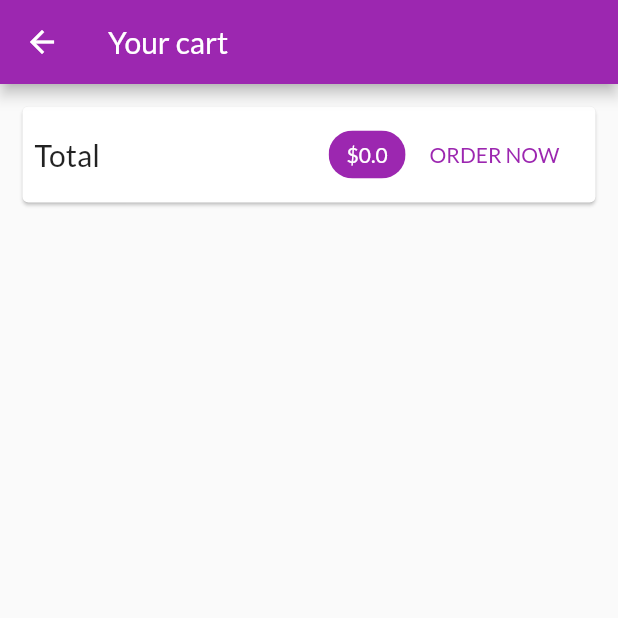
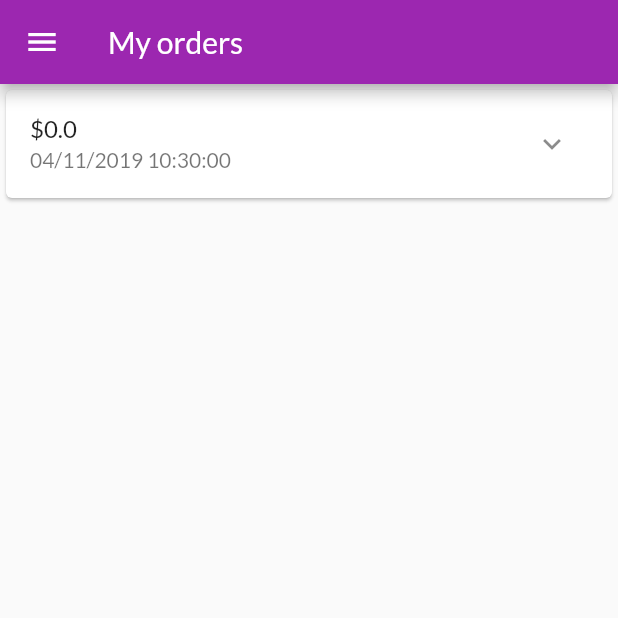
Before and after one commit to pvrsouza/shop_app, a Flutter app: the CartScreen screen opened by its route, after a tap on "ORDER NOW", on a phone screen of 412 x 824 dp, the top half of it. Run offline on Flutter 3.47's test engine with Material 2 defaults, Android fonts, the phone set to English and light mode, and no system bars; network calls fail.

Commit message:
inclusao de tela de pedidos

```diff
--- a/lib/main.dart
+++ b/lib/main.dart
@@ -4,9 +4,11 @@ import 'package:provider/provider.dart';
 import './screens/product_detail_screen.dart';
 import './screens/products_overwiew_screen.dart';
 import './screens/cart_screen.dart';
+import './screens/orders_screen.dart';
 
 import './providers/products.dart';
 import './providers/cart.dart';
+import './providers/orders.dart';
 
 void main() => runApp(MyApp());
 
@@ -25,7 +27,10 @@ class MyApp extends StatelessWidget {
         ),
         ChangeNotifierProvider<Cart>.value(
           value: Cart(),
-        )
+        ),
+        ChangeNotifierProvider<Orders>.value(
+          value: Orders(),
+        ),
       ],
       //Registra o provider
       //value: Products(),
@@ -42,6 +47,7 @@ class MyApp extends StatelessWidget {
           "/": (ctx) => ProductsOverviewScreen(),
           ProductDetailScreen.routeName: (ctx) => ProductDetailScreen(),
           CartScreen.routeName: (ctx) => CartScreen(),
+          OrderScreen.routeName: (ctx) => OrderScreen(),
         },
       ),
     );
--- a/lib/providers/cart.dart
+++ b/lib/providers/cart.dart
@@ -61,4 +61,9 @@ class Cart with ChangeNotifier {
     _items.remove(productId);
     notifyListeners();
   }
+
+  void clear(){
+    _items = {};
+    notifyListeners();
+  }
 }
--- /dev/null
+++ b/lib/providers/orders.dart
@@ -0,0 +1,38 @@
+import 'package:flutter/foundation.dart';
+import './cart.dart';
+
+class OrderItem {
+  final String id;
+  final double amount;
+  final List<CartItem> products;
+  final DateTime dateTime;
+
+  OrderItem({
+    @required this.id,
+    @required this.amount,
+    @required this.dateTime,
+    @required this.products,
+  });
+}
+
+class Orders with ChangeNotifier {
+  List<OrderItem> _items = [];
+
+  List<OrderItem> get orders {
+    return [..._items];
+  }
+
+  void addOrder(List<CartItem> products, double total) {
+    var dateTime = DateTime.now();
+    _items.insert(
+        0,
+        OrderItem(
+          id: dateTime.toString(),
+          amount: total,
+          dateTime: dateTime,
+          products: products,
+        ));
+
+        notifyListeners();
+  }
+}
--- a/lib/screens/cart_screen.dart
+++ b/lib/screens/cart_screen.dart
@@ -4,7 +4,9 @@ import 'package:provider/provider.dart';
 ///Dentro de cart.dart tem uma classe CartItem que conflita com o widgets/cart_item.dart
 ///Usamos o 'show' para informar ao Dart que só precisamos do Cart e não do CartItem
 import '../providers/cart.dart' show Cart;
+import '../providers/orders.dart';
 import '../widgets/cart_item.dart';
+import '../screens/orders_screen.dart';
 
 class CartScreen extends StatelessWidget {
   static String routeName = '/cart';
@@ -12,6 +14,7 @@ class CartScreen extends StatelessWidget {
   @override
   Widget build(BuildContext context) {
     final cartProvider = Provider.of<Cart>(context);
+    final orderProvider = Provider.of<Orders>(context, listen: false);
 
     return Scaffold(
       appBar: AppBar(
@@ -44,7 +47,15 @@ class CartScreen extends StatelessWidget {
                   ),
                   FlatButton(
                     child: Text('ORDER NOW'),
-                    onPressed: () {},
+                    onPressed: () {
+                      orderProvider.addOrder(cartProvider.items.values.toList(),
+                          cartProvider.totalAmount);
+
+                      cartProvider.clear();
+
+                      Navigator.of(context)
+                          .pushReplacementNamed(OrderScreen.routeName);
+                    },
                     textColor: Theme.of(context).primaryColor,
                   ),
                 ],
--- /dev/null
+++ b/lib/screens/orders_screen.dart
@@ -0,0 +1,27 @@
+import 'package:flutter/material.dart';
+import 'package:provider/provider.dart';
+
+import '../providers/orders.dart' show Orders;
+import '../widgets/order_item.dart';
+import '../widgets/app_drawer.dart';
+
+class OrderScreen extends StatelessWidget {
+  static String routeName = '/orders';
+
+  @override
+  Widget build(BuildContext context) {
+    final orderProvider = Provider.of<Orders>(context);
+    return Scaffold(
+      appBar: AppBar(
+        title: Text('My orders'),
+      ),
+      body: ListView.builder(
+        itemBuilder: (ctx, index) => OrderItem(
+          order: orderProvider.orders[index],
+        ),
+        itemCount: orderProvider.orders.length,
+      ),
+      drawer: AppDrawer(),
+    );
+  }
+}
--- a/lib/screens/product_detail_screen.dart
+++ b/lib/screens/product_detail_screen.dart
@@ -52,7 +52,6 @@ class ProductDetailScreen extends StatelessWidget {
               height: 10,
             ),
             Container(
-              color: Colors.red,
               padding: EdgeInsets.symmetric(
                 horizontal: 15,
               ),
--- a/lib/screens/products_overwiew_screen.dart
+++ b/lib/screens/products_overwiew_screen.dart
@@ -3,6 +3,7 @@ import 'package:provider/provider.dart';
 
 import '../widgets/products_grid.dart';
 import '../widgets/badge.dart';
+import '../widgets/app_drawer.dart';
 
 import '../providers/cart.dart';
 
@@ -69,6 +70,7 @@ class _ProductsOverviewScreenState extends State<ProductsOverviewScreen> {
         ],
       ),
       body: ProductsGrid(_showFavoritesOnly),
+      drawer: AppDrawer(),
     );
   }
 }
--- /dev/null
+++ b/lib/widgets/app_drawer.dart
@@ -0,0 +1,36 @@
+import 'package:flutter/material.dart';
+
+import '../screens/orders_screen.dart';
+
+class AppDrawer extends StatelessWidget {
+  @override
+  Widget build(BuildContext context) {
+    return Drawer(
+      child: Column(
+        children: <Widget>[
+          AppBar(
+            title: Text('Hello Friend'),
+            //nao diexa criar um botão de voltar
+            automaticallyImplyLeading: false,
+          ),
+          Divider(),
+          ListTile(
+            leading: Icon(Icons.shop),
+            title: Text('Shop'),
+            onTap: () {
+              Navigator.of(context).pushReplacementNamed('/');
+            },
+          ),
+          Divider(),
+          ListTile(
+            leading: Icon(Icons.payment),
+            title: Text('Orders'),
+            onTap: () {
+              Navigator.of(context).pushReplacementNamed(OrderScreen.routeName);
+            },
+          )
+        ],
+      ),
+    );
+  }
+}
--- /dev/null
+++ b/lib/widgets/order_item.dart
@@ -0,0 +1,32 @@
+import 'package:flutter/material.dart';
+import 'package:intl/intl.dart';
+
+import '../providers/orders.dart' as ord;
+
+class OrderItem extends StatelessWidget {
+  final ord.OrderItem order;
+
+  OrderItem({
+    @required this.order,
+  });
+
+  @override
+  Widget build(BuildContext context) {
+    return Card(
+      child: Column(
+        children: <Widget>[
+          ListTile(
+            title: Text('\$${order.amount}'),
+            subtitle: Text(
+              DateFormat('dd/MM/yyyy hh:mm:ss').format(order.dateTime),
+            ),
+            trailing: IconButton(
+              onPressed: () {},
+              icon: Icon(Icons.expand_more),
+            ),
+          ),
+        ],
+      ),
+    );
+  }
+}
--- a/pubspec.yaml
+++ b/pubspec.yaml
@@ -20,6 +20,7 @@ dependencies:
   flutter:
     sdk: flutter
   provider: ^3.1.0+1
+  intl: ^0.16.0
 
   # The following adds the Cupertino Icons font to your application.
   # Use with the CupertinoIcons class for iOS style icons.
```
Also changed, not shown: lib/providers/products.dart (+8 -10 lines), pubspec.lock.
